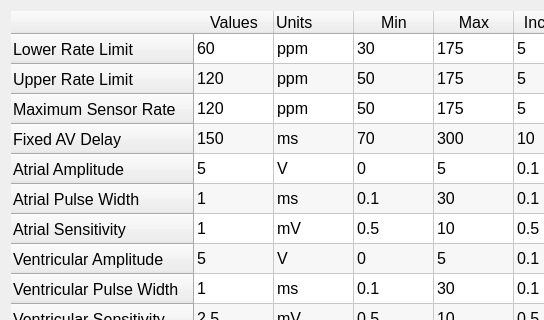
Qt form DCM/ui_files/parameters.ui (CarlosCapili/3K04-Pacemaker-Project) before a commit; both pictures show x 0 to 544 and y 0 to 320 of the 630 by 440 pixel window.
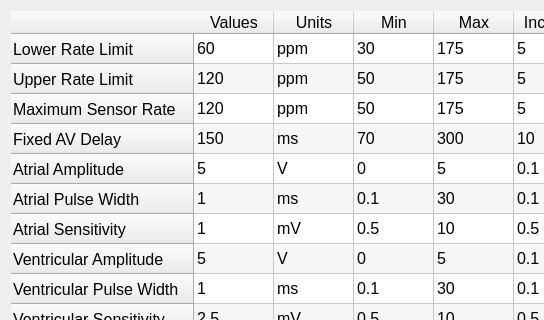
The same form after that commit.

Commit message: fix Units header centering

What changed in the file:
```diff
--- a/DCM/ui_files/parameters.ui
+++ b/DCM/ui_files/parameters.ui
@@ -100,7 +100,7 @@
       <enum>Qt::StrongFocus</enum>
      </property>
      <property name="autoFillBackground">
-      <bool>false</bool>
+      <bool>true</bool>
      </property>
      <property name="frameShape">
       <enum>QFrame::NoFrame</enum>
@@ -262,9 +262,6 @@
       <property name="text">
        <string>Units</string>
       </property>
-      <property name="textAlignment">
-       <set>AlignLeading|AlignVCenter</set>
-      </property>
      </column>
      <column>
       <property name="text">
```
The commit also changes 1 other file.
